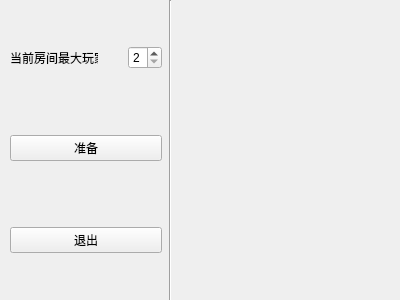
First picture: the form in waiting_room.ui, repository StopInvolution/ChineseCheckers, before the edit.
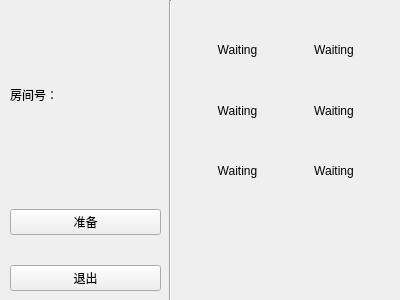
Second picture: the form after the edit.

Patch:
```diff
--- a/waiting_room.ui
+++ b/waiting_room.ui
@@ -31,7 +31,7 @@
     <rect>
      <x>0</x>
      <y>0</y>
-     <width>172</width>
+     <width>171</width>
      <height>301</height>
     </rect>
    </property>
@@ -52,28 +52,11 @@
      <number>10</number>
     </property>
     <item>
-     <layout class="QHBoxLayout" name="horizontalLayout">
-      <item>
-       <widget class="QLabel" name="label">
-        <property name="text">
-         <string>当前房间最大玩家数</string>
-        </property>
-       </widget>
-      </item>
-      <item>
-       <widget class="QSpinBox" name="spinBox">
-        <property name="minimum">
-         <number>2</number>
-        </property>
-        <property name="maximum">
-         <number>6</number>
-        </property>
-        <property name="value">
-         <number>2</number>
-        </property>
-       </widget>
-      </item>
-     </layout>
+     <widget class="QLabel" name="label_roomID">
+      <property name="text">
+       <string>房间号：</string>
+      </property>
+     </widget>
     </item>
     <item>
      <widget class="QPushButton" name="ready_pushButton">
@@ -94,6 +77,84 @@
     </item>
    </layout>
   </widget>
+  <widget class="QWidget" name="gridLayoutWidget">
+   <property name="geometry">
+    <rect>
+     <x>190</x>
+     <y>20</y>
+     <width>191</width>
+     <height>181</height>
+    </rect>
+   </property>
+   <layout class="QGridLayout" name="gridLayout">
+    <property name="horizontalSpacing">
+     <number>2</number>
+    </property>
+    <property name="verticalSpacing">
+     <number>1</number>
+    </property>
+    <item row="2" column="0">
+     <widget class="QLabel" name="playerLabel_5">
+      <property name="text">
+       <string>Waiting</string>
+      </property>
+      <property name="alignment">
+       <set>Qt::AlignCenter</set>
+      </property>
+     </widget>
+    </item>
+    <item row="2" column="1">
+     <widget class="QLabel" name="playerLabel_6">
+      <property name="text">
+       <string>Waiting</string>
+      </property>
+      <property name="alignment">
+       <set>Qt::AlignCenter</set>
+      </property>
+     </widget>
+    </item>
+    <item row="0" column="0">
+     <widget class="QLabel" name="playerLabel_1">
+      <property name="text">
+       <string>Waiting</string>
+      </property>
+      <property name="alignment">
+       <set>Qt::AlignCenter</set>
+      </property>
+     </widget>
+    </item>
+    <item row="1" column="0">
+     <widget class="QLabel" name="playerLabel_3">
+      <property name="text">
+       <string>Waiting</string>
+      </property>
+      <property name="alignment">
+       <set>Qt::AlignCenter</set>
+      </property>
+     </widget>
+    </item>
+    <item row="1" column="1">
+     <widget class="QLabel" name="playerLabel_4">
+      <property name="text">
+       <string>Waiting</string>
+      </property>
+      <property name="alignment">
+       <set>Qt::AlignCenter</set>
+      </property>
+     </widget>
+    </item>
+    <item row="0" column="1">
+     <widget class="QLabel" name="playerLabel_2">
+      <property name="text">
+       <string>Waiting</string>
+      </property>
+      <property name="alignment">
+       <set>Qt::AlignCenter</set>
+      </property>
+     </widget>
+    </item>
+   </layout>
+  </widget>
  </widget>
  <resources/>
  <connections/>
```
Left out of the diff: 20 changed lines with no effect on the pictures.
